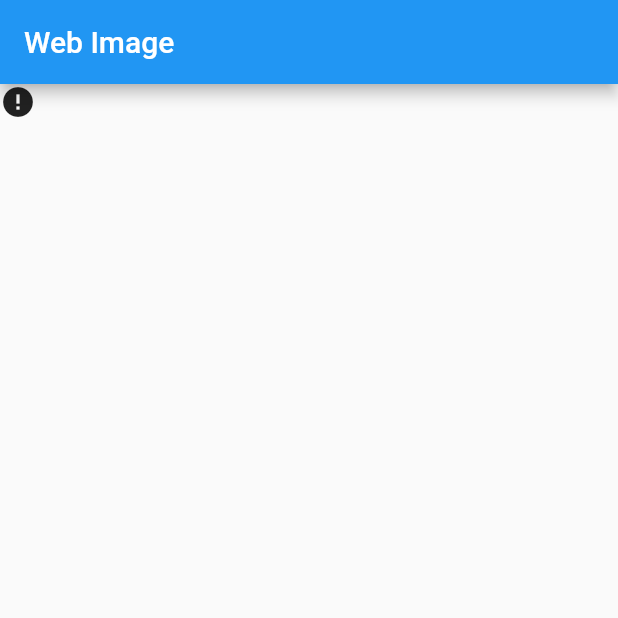
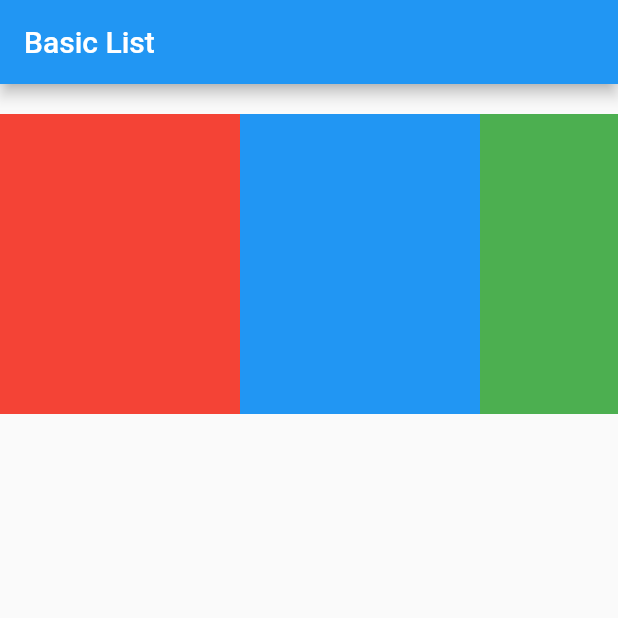
Before and after one commit to ggggxiaolong/flutter_app, a Flutter app: the screen it shows after launch, on a phone screen of 412 x 824 dp, the top half of it. Run offline on Flutter 3.47's test engine with Material 2 defaults, Android fonts, the phone set to English and light mode, and no system bars; drawn by our look-alikes of cached_network_image.

Commit message:
Horizontal List

```diff
--- a/lib/main.dart
+++ b/lib/main.dart
@@ -1,22 +1,46 @@
 import 'package:flutter/material.dart';
 import 'package:cached_network_image/cached_network_image.dart';
 
-void main() => runApp(new ImageDemo());
+void main() => runApp(new BasicList());
 
-class ImageDemo extends StatelessWidget {
+class BasicList extends StatelessWidget {
 
   @override
     Widget build(BuildContext context) {
       return new MaterialApp(
-        title: 'TabBar Demo',
+        title: 'List Demo',
         home: new Scaffold(
           appBar: new AppBar(
-            title: new Text('Web Image'),
+            title: new Text('Basic List'),
           ),
-          body: new CachedNetworkImage(
-            imageUrl: 'https://github.com/flutter/website/blob/master/_includes/code/layout/lakes/images/lake.jpg?raw=true',
-            placeholder: new Center(child: new CircularProgressIndicator()),
-            errorWidget: new Icon(Icons.error),
+          body: new Container(
+            margin: new EdgeInsets.symmetric(vertical: 20.0),
+            height: 200.0,
+            child: new ListView(
+              scrollDirection: Axis.horizontal,
+              children: <Widget>[
+                new Container(
+                  width: 160.0,
+                  color: Colors.red,
+                ),
+                new Container(
+                  width: 160.0,
+                  color: Colors.blue,
+                ),
+                new Container(
+                  width: 160.0,
+                  color: Colors.green,
+                ),
+                new Container(
+                  width: 160.0,
+                  color: Colors.yellow,
+                ),
+                new Container(
+                  width: 160.0,
+                  color: Colors.orange,
+                )
+              ],
+            ),
           ),
         ),
       );
```
